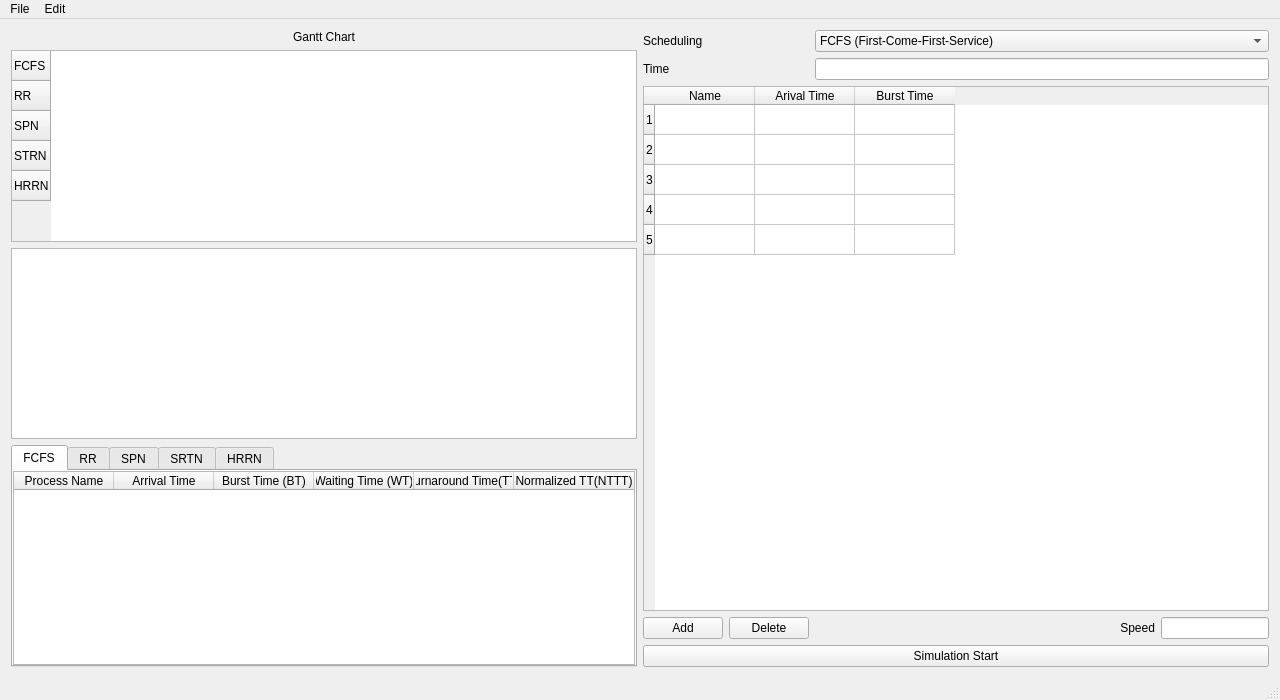
First picture: the form in mainwindow.ui, repository ksx0330/Process-Scheduler, before the edit.
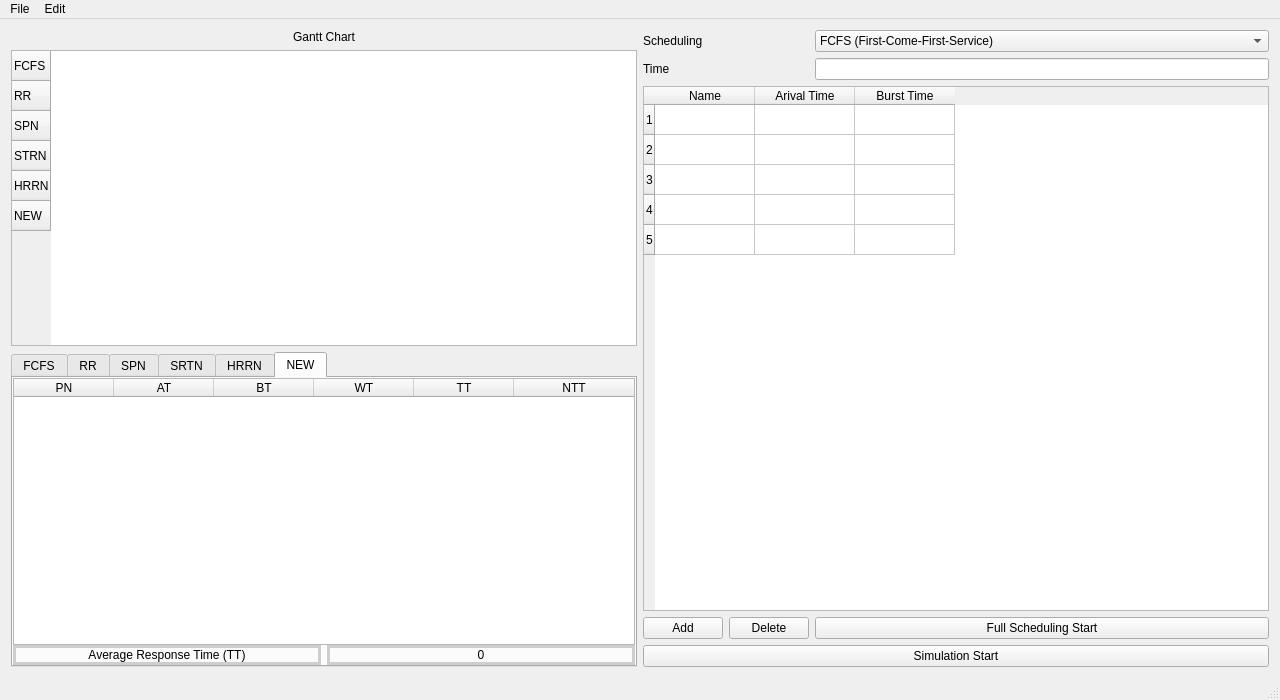
Second picture: the form after the edit. The open tabs and pages were chosen to show the change. Custom widgets are drawn as their Qt base class.

Patch:
```diff
--- a/mainwindow.ui
+++ b/mainwindow.ui
@@ -17,7 +17,7 @@
    <layout class="QGridLayout" name="gridLayout_2">
     <item row="0" column="0">
      <layout class="QGridLayout" name="gridLayout">
-      <item row="0" column="1" rowspan="3">
+      <item row="0" column="1" rowspan="2">
        <layout class="QFormLayout" name="formLayout_3">
         <item row="1" column="0">
          <widget class="QLabel" name="sceduling">
@@ -152,22 +152,9 @@
         <item row="4" column="1">
          <layout class="QHBoxLayout" name="horizontalLayout_3">
           <item>
-           <widget class="QLabel" name="label">
+           <widget class="QPushButton" name="fullStart">
             <property name="text">
-             <string>Speed</string>
-            </property>
-            <property name="alignment">
-             <set>Qt::AlignRight|Qt::AlignTrailing|Qt::AlignVCenter</set>
-            </property>
-           </widget>
-          </item>
-          <item>
-           <widget class="QLineEdit" name="lineEdit">
-            <property name="sizePolicy">
-             <sizepolicy hsizetype="Fixed" vsizetype="Fixed">
-              <horstretch>0</horstretch>
-              <verstretch>0</verstretch>
-             </sizepolicy>
+             <string>Full Scheduling Start</string>
             </property>
            </widget>
           </item>
@@ -175,51 +162,8 @@
         </item>
        </layout>
       </item>
-      <item row="0" column="0">
-       <layout class="QGridLayout" name="gantt">
-        <item row="1" column="0">
-         <widget class="QTableWidget" name="tableWidget">
-          <row>
-           <property name="text">
-            <string>FCFS</string>
-           </property>
-          </row>
-          <row>
-           <property name="text">
-            <string>RR</string>
-           </property>
-          </row>
-          <row>
-           <property name="text">
-            <string>SPN</string>
-           </property>
-          </row>
-          <row>
-           <property name="text">
-            <string>STRN</string>
-           </property>
-          </row>
-          <row>
-           <property name="text">
-            <string>HRRN</string>
-           </property>
-          </row>
-         </widget>
-        </item>
-        <item row="0" column="0">
-         <widget class="QLabel" name="name">
-          <property name="text">
-           <string>Gantt Chart</string>
-          </property>
-          <property name="alignment">
-           <set>Qt::AlignCenter</set>
-          </property>
-         </widget>
-        </item>
-       </layout>
-      </item>
-      <item row="2" column="0">
-       <widget class="QTabWidget" name="tabWidget">
+      <item row="1" column="0">
+       <widget class="QTabWidget" name="resultTable">
         <property name="currentIndex">
          <number>0</number>
         </property>
@@ -240,39 +184,45 @@
           <property name="bottomMargin">
            <number>0</number>
           </property>
+          <property name="spacing">
+           <number>0</number>
+          </property>
           <item row="0" column="0">
            <widget class="QTableWidget" name="FCFS_table">
+            <property name="textElideMode">
+             <enum>Qt::ElideLeft</enum>
+            </property>
             <attribute name="horizontalHeaderStretchLastSection">
              <bool>true</bool>
             </attribute>
             <column>
              <property name="text">
-              <string>Process Name</string>
+              <string>PN</string>
              </property>
             </column>
             <column>
              <property name="text">
-              <string>Arrival Time</string>
+              <string>AT</string>
              </property>
             </column>
             <column>
              <property name="text">
-              <string>Burst Time (BT)</string>
+              <string>BT</string>
              </property>
             </column>
             <column>
              <property name="text">
-              <string>Waiting Time (WT)</string>
+              <string>WT</string>
              </property>
             </column>
             <column>
              <property name="text">
-              <string>Turnaround Time(TT)</string>
+              <string>TT</string>
              </property>
             </column>
             <column>
              <property name="text">
-              <string>Normalized TT(NTTT)</string>
+              <string>NTT</string>
              </property>
             </column>
            </widget>
@@ -375,14 +325,186 @@
            <number>0</number>
           </property>
           <item row="0" column="0">
-           <widget class="QTableWidget" name="tableWidget_4"/>
+           <widget class="QTableWidget" name="HRRN_table">
+            <attribute name="horizontalHeaderStretchLastSection">
+             <bool>true</bool>
+            </attribute>
+            <column>
+             <property name="text">
+              <string>PN</string>
+             </property>
+            </column>
+            <column>
+             <property name="text">
+              <string>AT</string>
+             </property>
+            </column>
+            <column>
+             <property name="text">
+              <string>BT</string>
+             </property>
+            </column>
+            <column>
+             <property name="text">
+              <string>WT</string>
+             </property>
+            </column>
+            <column>
+             <property name="text">
+              <string>TT</string>
+             </property>
+            </column>
+            <column>
+             <property name="text">
+              <string>NTT</string>
+             </property>
+            </column>
+           </widget>
+          </item>
+         </layout>
+        </widget>
+        <widget class="QWidget" name="tab_8">
+         <attribute name="title">
+          <string>NEW</string>
+         </attribute>
+         <layout class="QGridLayout" name="gridLayout_3">
+          <property name="leftMargin">
+           <number>0</number>
+          </property>
+          <property name="topMargin">
+           <number>0</number>
+          </property>
+          <property name="rightMargin">
+           <number>0</number>
+          </property>
+          <property name="bottomMargin">
+           <number>0</number>
+          </property>
+          <property name="spacing">
+           <number>0</number>
+          </property>
+          <item row="0" column="0">
+           <widget class="QTableWidget" name="NEW_table">
+            <attribute name="horizontalHeaderStretchLastSection">
+             <bool>true</bool>
+            </attribute>
+            <column>
+             <property name="text">
+              <string>PN</string>
+             </property>
+            </column>
+            <column>
+             <property name="text">
+              <string>AT</string>
+             </property>
+            </column>
+            <column>
+             <property name="text">
+              <string>BT</string>
+             </property>
+            </column>
+            <column>
+             <property name="text">
+              <string>WT</string>
+             </property>
+            </column>
+            <column>
+             <property name="text">
+              <string>TT</string>
+             </property>
+            </column>
+            <column>
+             <property name="text">
+              <string>NTT</string>
+             </property>
+            </column>
+           </widget>
+          </item>
+          <item row="1" column="0">
+           <layout class="QHBoxLayout" name="horizontalLayout_2">
+            <item>
+             <widget class="QLabel" name="label">
+              <property name="styleSheet">
+               <string notr="true">border: 3px solid #cecece
+
+</string>
+              </property>
+              <property name="text">
+               <string>Average Response Time (TT)</string>
+              </property>
+              <property name="alignment">
+               <set>Qt::AlignCenter</set>
+              </property>
+             </widget>
+            </item>
+            <item>
+             <widget class="QLabel" name="NEW_ART">
+              <property name="styleSheet">
+               <string notr="true">border: 3px solid #cecece
+
+</string>
+              </property>
+              <property name="text">
+               <string>0</string>
+              </property>
+              <property name="alignment">
+               <set>Qt::AlignCenter</set>
+              </property>
+             </widget>
+            </item>
+           </layout>
           </item>
          </layout>
         </widget>
        </widget>
       </item>
-      <item row="1" column="0">
-       <widget class="QChartView" name="queue"/>
+      <item row="0" column="0">
+       <layout class="QGridLayout" name="gantt">
+        <item row="1" column="0">
+         <widget class="QTableWidget" name="tableWidget">
+          <row>
+           <property name="text">
+            <string>FCFS</string>
+           </property>
+          </row>
+          <row>
+           <property name="text">
+            <string>RR</string>
+           </property>
+          </row>
+          <row>
+           <property name="text">
+            <string>SPN</string>
+           </property>
+          </row>
+          <row>
+           <property name="text">
+            <string>STRN</string>
+           </property>
+          </row>
+          <row>
+           <property name="text">
+            <string>HRRN</string>
+           </property>
+          </row>
+          <row>
+           <property name="text">
+            <string>NEW</string>
+           </property>
+          </row>
+         </widget>
+        </item>
+        <item row="0" column="0">
+         <widget class="QLabel" name="name">
+          <property name="text">
+           <string>Gantt Chart</string>
+          </property>
+          <property name="alignment">
+           <set>Qt::AlignCenter</set>
+          </property>
+         </widget>
+        </item>
+       </layout>
       </item>
      </layout>
     </item>
@@ -427,9 +549,9 @@
  <layoutdefault spacing="6" margin="11"/>
  <customwidgets>
   <customwidget>
-   <class>QChartView</class>
-   <extends>QGraphicsView</extends>
-   <header>QtCharts</header>
+   <class>ProcessTable</class>
+   <extends>QTableWidget</extends>
+   <header>processtable.h</header>
   </customwidget>
  </customwidgets>
  <resources/>
```
Left out of the diff: 268 changed lines with no effect on the pictures.
